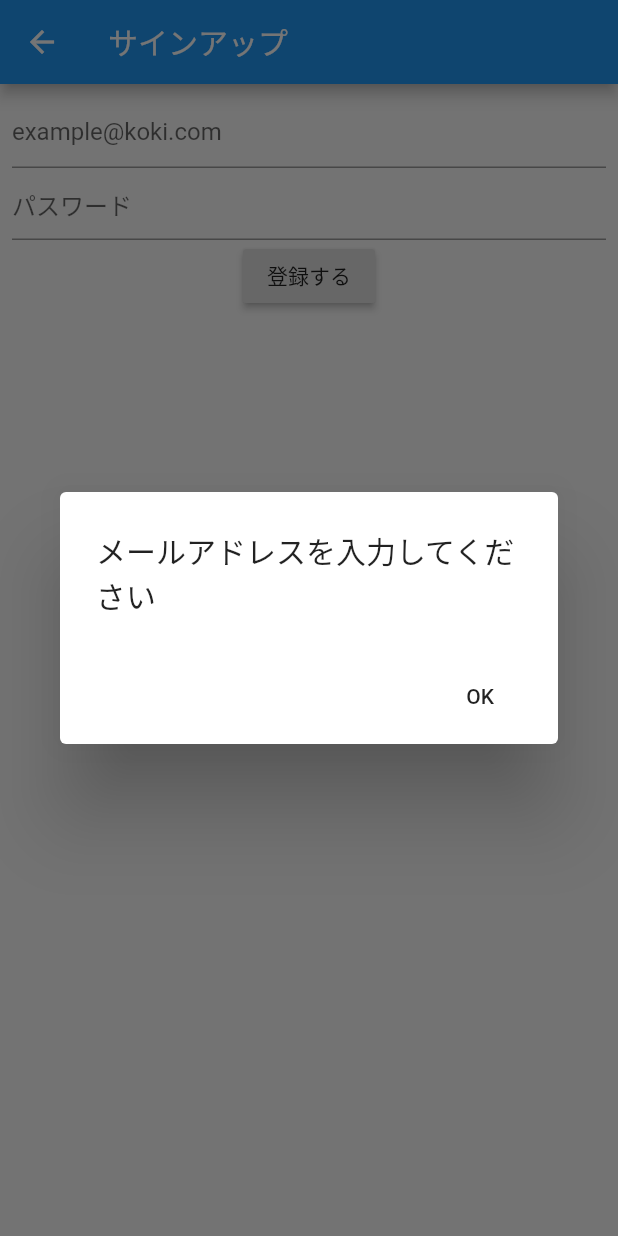
After one commit to KOKI425/coriander_app2, a Flutter app: the SignUpPage screen opened directly, after a tap on "登録する", on a phone screen of 412 x 824 dp. The commit adds this screen. Run offline on Flutter 3.47's test engine with Material 2 defaults, Android fonts, the phone set to English and light mode, and no system bars; our stand-ins replace cloud_firestore, firebase_auth, firebase_core; accounts and stored records are empty.

Commit message:
signup & login

```diff
--- /dev/null
+++ b/lib/presentation/signup/signup_model.dart
@@ -0,0 +1,36 @@
+import 'package:cloud_firestore/cloud_firestore.dart';
+import 'package:firebase_auth/firebase_auth.dart';
+import 'package:flutter/cupertino.dart';
+import 'package:flutter/material.dart';
+
+class SignUpModel extends ChangeNotifier {
+  String mail = '';
+  String password = '';
+
+  final FirebaseAuth _auth = FirebaseAuth.instance;
+
+  Future signUp() async {
+    if (mail.isEmpty) {
+      throw ('メールアドレスを入力してください');
+    }
+
+    if (password.isEmpty) {
+      throw ('パスワードを入力してください');
+    }
+
+    //todo
+    final User user = await (await _auth.createUserWithEmailAndPassword(
+      email: mail,
+      password: password,
+    ))
+        .user;
+    final email = user.email;
+
+    FirebaseFirestore.instance.collection('users').add(
+      {
+        'email': email,
+        'createdAt': Timestamp.now(),
+      },
+    );
+  }
+}
--- /dev/null
+++ b/lib/presentation/signup/signup_page.dart
@@ -0,0 +1,81 @@
+import 'package:coriander_app2/presentation/add_book/add_book_model.dart';
+import 'package:coriander_app2/presentation/signup/signup_model.dart';
+import 'package:flutter/material.dart';
+import 'package:provider/provider.dart';
+
+class SignUpPage extends StatelessWidget {
+  @override
+  Widget build(BuildContext context) {
+    final mailController = TextEditingController();
+    final passwordController = TextEditingController();
+
+    return ChangeNotifierProvider<SignUpModel>(
+      create: (_) => SignUpModel(),
+      child: Scaffold(
+        appBar: AppBar(
+          title: Text('サインアップ'),
+        ),
+        body: Consumer<SignUpModel>(
+          builder: (context, model, child) {
+            return Padding(
+              padding: const EdgeInsets.all(8.0),
+              child: Column(
+                children: [
+                  TextField(
+                    decoration: InputDecoration(
+                      hintText: 'example@koki.com',
+                    ),
+                    controller: mailController,
+                    onChanged: (text) {
+                      model.mail = text;
+                    },
+                  ),
+                  TextField(
+                    decoration: InputDecoration(
+                      hintText: 'パスワード',
+                    ),
+                    obscureText: true,
+                    controller: passwordController,
+                    onChanged: (text) {
+                      model.password = text;
+                    },
+                  ),
+                  RaisedButton(
+                    child: Text('登録する'),
+                    onPressed: () async {
+                      try {
+                        await model.signUp();
+                        _showDialog(context, '登録完了しました');
+                      } catch (e) {
+                        _showDialog(context, e.toString());
+                      }
+                    },
+                  ),
+                ],
+              ),
+            );
+          },
+        ),
+      ),
+    );
+  }
+
+  Future _showDialog(BuildContext context, String title) {
+    showDialog(
+      context: context,
+      builder: (BuildContext context) {
+        return AlertDialog(
+          title: Text(title),
+          actions: [
+            FlatButton(
+              child: Text('OK'),
+              onPressed: () {
+                Navigator.of(context).pop();
+              },
+            ),
+          ],
+        );
+      },
+    );
+  }
+}
--- a/pubspec.yaml
+++ b/pubspec.yaml
@@ -16,6 +16,7 @@ dependencies:
   provider: ^4.3.2+2
   firebase_core: ^0.5.0
   cloud_firestore: ^0.14.1+2
+  firebase_auth: ^0.18.1+2
 
 dev_dependencies:
   flutter_test:
```
Also changed, not shown: lib/presentation/login/login_model.dart (added, +28 -0 lines), lib/presentation/login/login_page.dart (added, +80 -0 lines), lib/presentation/main/main.dart (+14 -2 lines), pubspec.lock, 1 other file.
